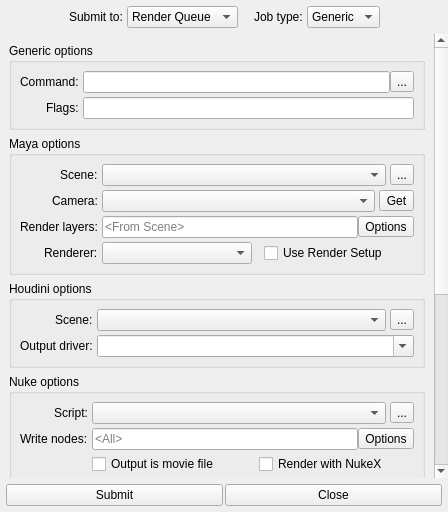
This is submit.ui in all-in-one-of/renderqueue as Qt 5 draws it before an edit. The edited form follows.
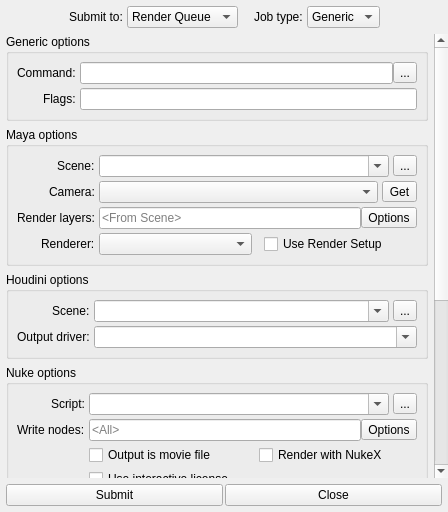
This is the edited form.

Patch:
```diff
--- a/submit.ui
+++ b/submit.ui
@@ -194,15 +194,30 @@
        <property name="geometry">
         <rect>
          <x>0</x>
-         <y>-324</y>
-         <width>438</width>
-         <height>756</height>
+         <y>-281</y>
+         <width>435</width>
+         <height>738</height>
         </rect>
        </property>
        <property name="noBackground" stdset="0">
         <bool>true</bool>
        </property>
        <layout class="QVBoxLayout" name="verticalLayout_2">
+        <property name="spacing">
+         <number>6</number>
+        </property>
+        <property name="leftMargin">
+         <number>6</number>
+        </property>
+        <property name="topMargin">
+         <number>0</number>
+        </property>
+        <property name="rightMargin">
+         <number>6</number>
+        </property>
+        <property name="bottomMargin">
+         <number>0</number>
+        </property>
         <item>
          <widget class="QGroupBox" name="generic_groupBox">
           <property name="sizePolicy">
@@ -224,6 +239,9 @@
            <property name="labelAlignment">
             <set>Qt::AlignRight|Qt::AlignTrailing|Qt::AlignVCenter</set>
            </property>
+           <property name="formAlignment">
+            <set>Qt::AlignLeading|Qt::AlignLeft|Qt::AlignVCenter</set>
+           </property>
            <property name="horizontalSpacing">
             <number>4</number>
            </property>
@@ -379,6 +397,9 @@
            <property name="labelAlignment">
             <set>Qt::AlignRight|Qt::AlignTrailing|Qt::AlignVCenter</set>
            </property>
+           <property name="formAlignment">
+            <set>Qt::AlignLeading|Qt::AlignLeft|Qt::AlignVCenter</set>
+           </property>
            <property name="horizontalSpacing">
             <number>4</number>
            </property>
@@ -455,7 +476,7 @@
                  </sizepolicy>
                 </property>
                 <property name="editable">
-                 <bool>false</bool>
+                 <bool>true</bool>
                 </property>
                 <property name="maxCount">
                  <number>10</number>
@@ -731,6 +752,9 @@
            <property name="labelAlignment">
             <set>Qt::AlignRight|Qt::AlignTrailing|Qt::AlignVCenter</set>
            </property>
+           <property name="formAlignment">
+            <set>Qt::AlignLeading|Qt::AlignLeft|Qt::AlignVCenter</set>
+           </property>
            <property name="horizontalSpacing">
             <number>4</number>
            </property>
@@ -786,7 +810,7 @@
                  </sizepolicy>
                 </property>
                 <property name="editable">
-                 <bool>false</bool>
+                 <bool>true</bool>
                 </property>
                 <property name="maxCount">
                  <number>10</number>
@@ -859,6 +883,9 @@
            <property name="labelAlignment">
             <set>Qt::AlignRight|Qt::AlignTrailing|Qt::AlignVCenter</set>
            </property>
+           <property name="formAlignment">
+            <set>Qt::AlignLeading|Qt::AlignLeft|Qt::AlignVCenter</set>
+           </property>
            <property name="horizontalSpacing">
             <number>4</number>
            </property>
@@ -921,7 +948,7 @@
                  </sizepolicy>
                 </property>
                 <property name="editable">
-                 <bool>false</bool>
+                 <bool>true</bool>
                 </property>
                 <property name="maxCount">
                  <number>10</number>
```
Left out of the diff: 6 changed lines with no effect on the pictures.
